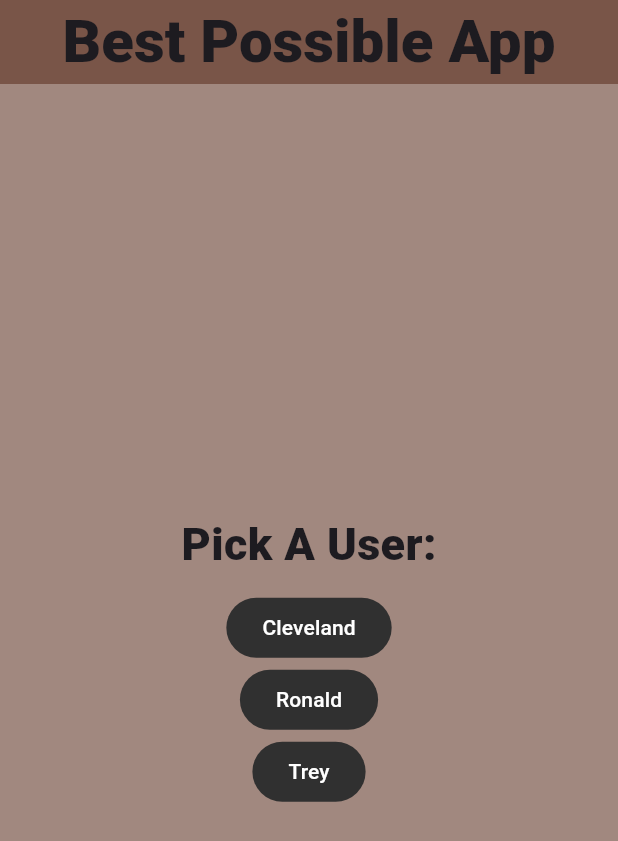
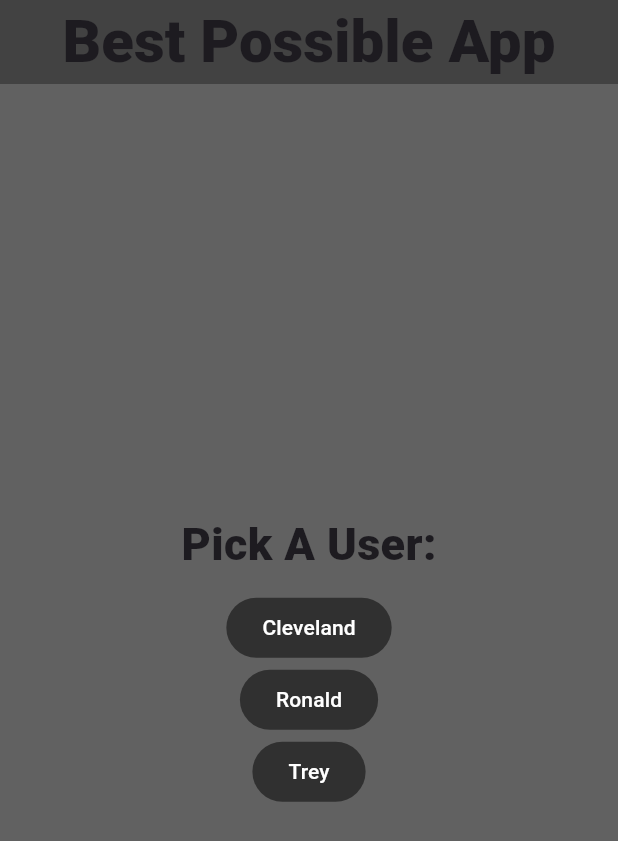
Before and after one commit to Clevelandm1/day7, a Flutter app: the screen it shows after launch, on a phone screen of 412 x 824 dp. Shown: the top 841 px of the screen. Run offline on Flutter 3.47's test engine with Material 3 defaults, Android fonts, the phone set to English and light mode, and no system bars.

Commit message:
Change Main Background Color

```diff
--- a/lib/main.dart
+++ b/lib/main.dart
@@ -14,14 +14,14 @@ class HomeScreen extends StatelessWidget {
   Widget build(BuildContext context) {
     return Scaffold(
       appBar: AppBar(
-        backgroundColor: Colors.brown[500],
+        backgroundColor: Colors.grey[800],
         centerTitle: true,
         title: const Text(
           'Best Possible App',
           style: TextStyle(fontSize: 40, fontWeight: FontWeight.w800),
         ),
       ),
-      backgroundColor: Colors.brown[300],
+      backgroundColor: Colors.grey[700],
       body: Center(
         child: Column(
           mainAxisAlignment: MainAxisAlignment.center,
```
